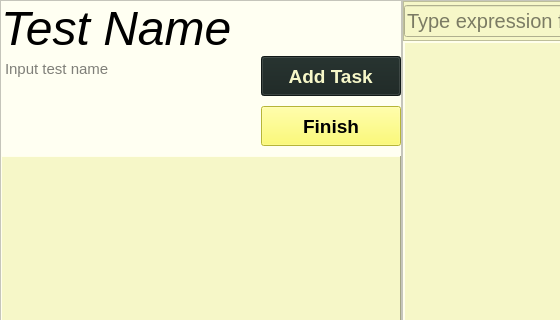
Old version of the form src/views/ui/testMaking.ui in the repository adibozzhanov/LeProgram; both pictures show x 0 to 560 and y 0 to 320 of the 804 by 738 pixel window.
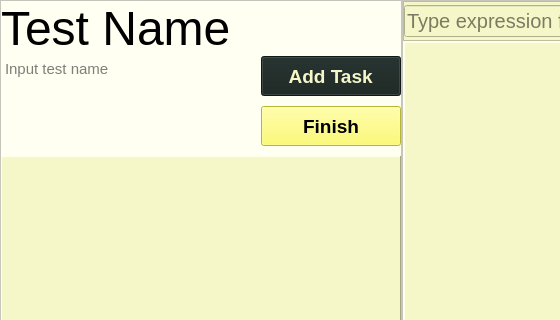
New version of the form.

Commit message: pushed un italic

What changed in the file:
```diff
--- a/src/views/ui/testMaking.ui
+++ b/src/views/ui/testMaking.ui
@@ -70,7 +70,7 @@
           <family>Helvetica Neue</family>
           <pointsize>36</pointsize>
           <weight>50</weight>
-          <italic>true</italic>
+          <italic>false</italic>
           <bold>false</bold>
          </font>
         </property>
```
The commit also changes 16 other files.
